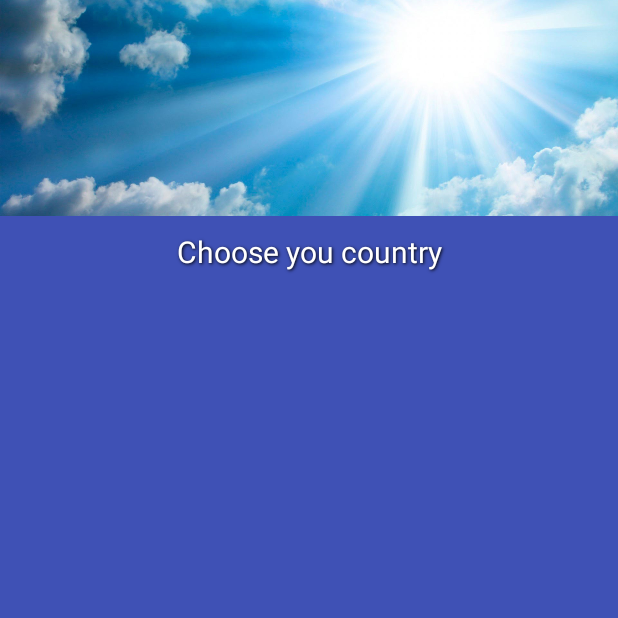
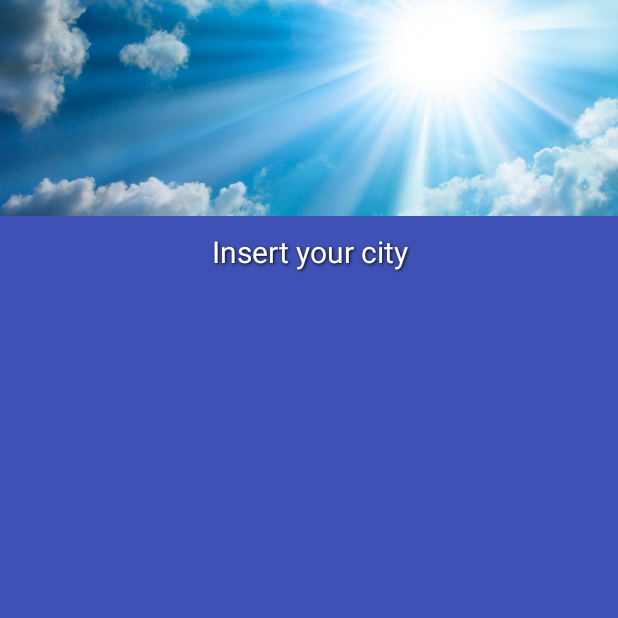
Before and after one commit to SergiyBoyko/PocketSinoptic, an Android app: the fragment CurrentWeatherFragment shown on its own in the app's theme, on a phone screen of 412 x 824 dp, the top half of it. Run offline under Robolectric (Android 15) with nearby library versions, the phone set to English and light mode, and no system bars; our stand-ins replace ButterKnife.

Commit message:
refactoring src

```diff
--- a/app/src/main/res/layout/item_card.xml
+++ b/app/src/main/res/layout/item_card.xml
@@ -1,6 +1,5 @@
 <?xml version="1.0" encoding="utf-8"?>
 <RelativeLayout xmlns:android="http://schemas.android.com/apk/res/android"
-    xmlns:tools="http://schemas.android.com/tools"
     android:id="@+id/frame"
     android:layout_width="match_parent"
     android:layout_height="match_parent"
@@ -53,7 +52,7 @@
         android:shadowDx="1"
         android:shadowDy="1"
         android:shadowRadius="2"
-        android:text="Choose you country"
+        android:text="@string/insert_your_city"
         android:textColor="@color/white"
         android:textSize="20sp" />
 
--- a/app/src/main/res/values/dimens.xml
+++ b/app/src/main/res/values/dimens.xml
@@ -16,6 +16,8 @@
     <dimen name="cards_button_height">48dp</dimen>
     <dimen name="article_subheading">16sp</dimen>
     <dimen name="card_image_height">200dp</dimen>
-    <dimen name="list_body">14sp</dimen>
+    <dimen name="list_body">12sp</dimen>
     <dimen name="navheader_height">222dp</dimen>
+    <dimen name="large_icon_size">60dp</dimen>
+    <dimen name="large_text_size">40sp</dimen>
 </resources>
--- a/app/src/main/res/values/strings.xml
+++ b/app/src/main/res/values/strings.xml
@@ -10,4 +10,5 @@
     <string name="request_execution_has_failed">Request execution has failed. Check your internet connection</string>
     <string name="request_google_place_has_failed">Request city has failed. Check your internet connection or correct you city</string>
     <string name="adapter_error">Error</string>
+    <string name="insert_your_city">Insert your city</string>
 </resources>
```
Also changed, not shown: app/src/main/res/layout/item_large_list.xml (+4 -4 lines).
